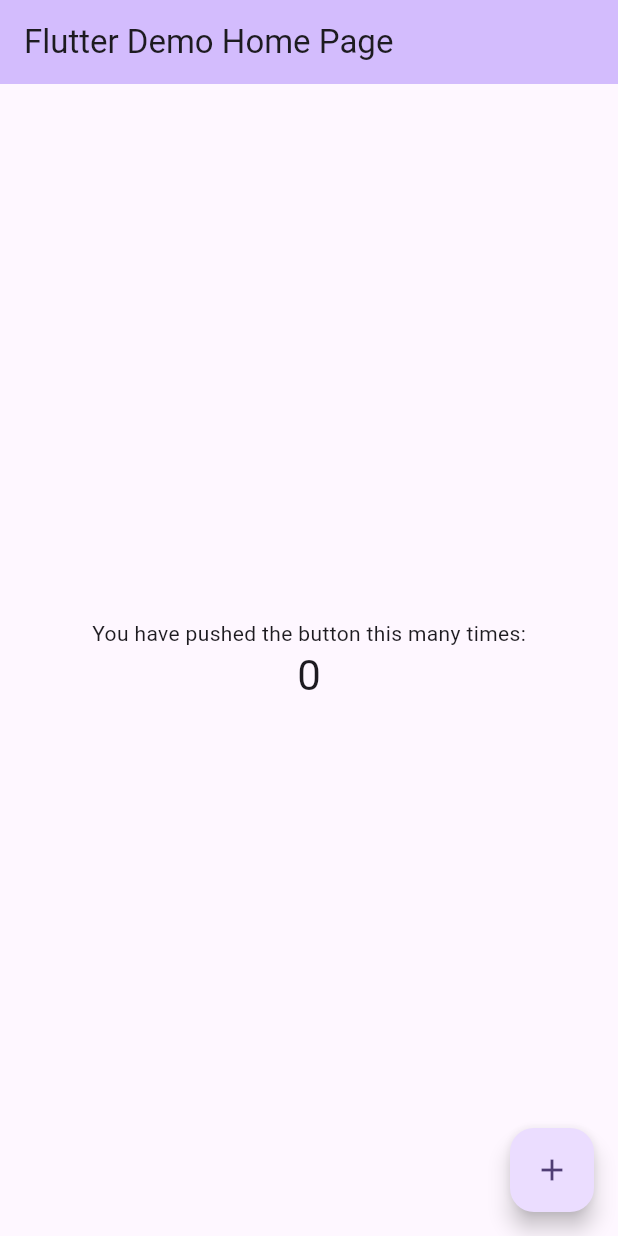
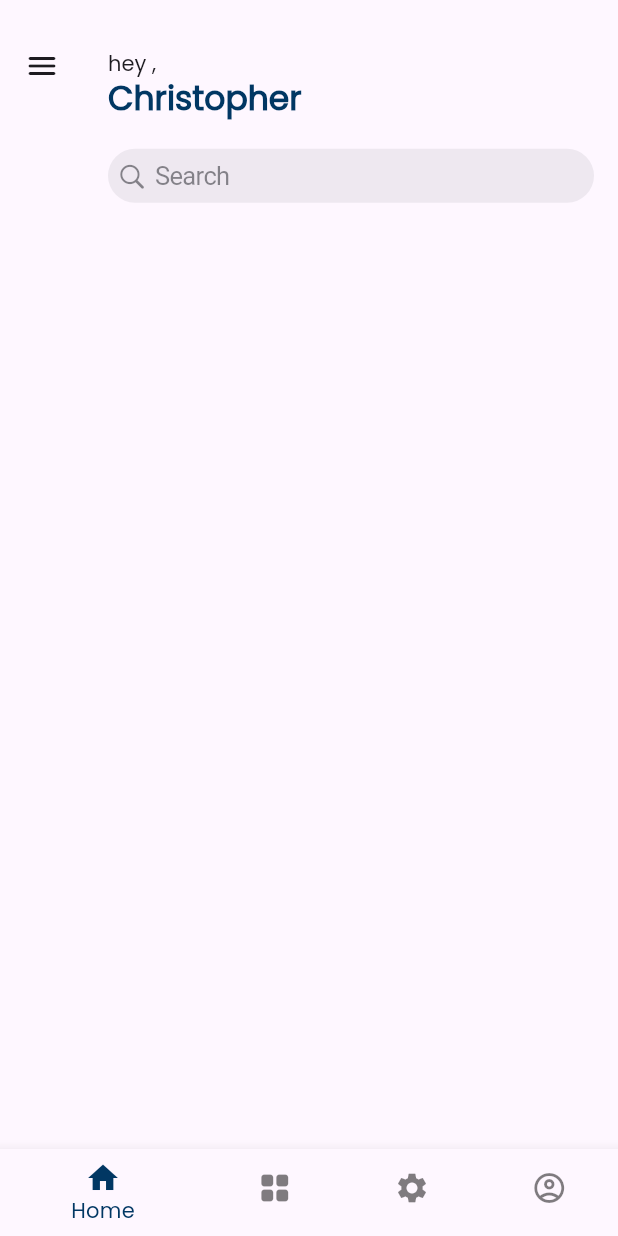
Before and after one commit to RENEEV18/My-Money, a Flutter app: the screen it shows after launch, on a phone screen of 412 x 824 dp. Run offline on Flutter 3.47's test engine with Material 3 defaults, Android fonts, the phone set to English and light mode, and no system bars.

Commit message:
Home page build started

```diff
--- /dev/null
+++ b/lib/controller/bottom_nav_controller/bottom_nav_controller.dart
@@ -0,0 +1,17 @@
+import 'package:flutter/material.dart';
+import 'package:money_manager_app/view/home/home.dart';
+
+class BottomNavController extends ChangeNotifier {
+  int currentIndex = 0;
+  void changeBottonNav(int index) {
+    currentIndex = index;
+    notifyListeners();
+  }
+
+  var screens = const [
+    HomeScreen(),
+    HomeScreen(),
+    HomeScreen(),
+    HomeScreen(),
+  ];
+}
--- /dev/null
+++ b/lib/controller/splash_controller/splash_controller.dart
@@ -0,0 +1,15 @@
+import 'dart:async';
+import 'package:flutter/material.dart';
+import 'package:money_manager_app/view/widget/bottom_navigation.dart';
+
+class SplashController extends ChangeNotifier {
+  void splashTimer(BuildContext context) {
+    Timer(const Duration(seconds: 3), () {
+      Navigator.of(context).pushReplacement(MaterialPageRoute(
+        builder: (context) {
+          return const BottomNavigationWidget();
+        },
+      ));
+    });
+  }
+}
--- a/lib/main.dart
+++ b/lib/main.dart
@@ -1,4 +1,8 @@
 import 'package:flutter/material.dart';
+import 'package:money_manager_app/controller/bottom_nav_controller/bottom_nav_controller.dart';
+import 'package:money_manager_app/controller/splash_controller/splash_controller.dart';
+import 'package:money_manager_app/view/splash_screen/splash_screen.dart';
+import 'package:provider/provider.dart';
 
 void main() {
   runApp(const MyApp());
@@ -10,116 +14,24 @@ class MyApp extends StatelessWidget {
   // This widget is the root of your application.
   @override
   Widget build(BuildContext context) {
-    return MaterialApp(
-      title: 'Flutter Demo',
-      theme: ThemeData(
-        // This is the theme of your application.
-        //
-        // TRY THIS: Try running your application with "flutter run". You'll see
-        // the application has a blue toolbar. Then, without quitting the app,
-        // try changing the seedColor in the colorScheme below to Colors.green
-        // and then invoke "hot reload" (save your changes or press the "hot
-        // reload" button in a Flutter-supported IDE, or press "r" if you used
-        // the command line to start the app).
-        //
-        // Notice that the counter didn't reset back to zero; the application
-        // state is not lost during the reload. To reset the state, use hot
-        // restart instead.
-        //
-        // This works for code too, not just values: Most code changes can be
-        // tested with just a hot reload.
-        colorScheme: ColorScheme.fromSeed(seedColor: Colors.deepPurple),
-        useMaterial3: true,
+    return MultiProvider(
+      providers: [
+        ChangeNotifierProvider(
+          create: (context) => SplashController(),
+        ),
+        ChangeNotifierProvider(
+          create: (context) => BottomNavController(),
+        ),
+      ],
+      child: MaterialApp(
+        debugShowCheckedModeBanner: false,
+        theme: ThemeData(
+          colorScheme: ColorScheme.fromSeed(seedColor: Colors.deepPurple),
+          useMaterial3: true,
+          fontFamily: "Poppins",
+        ),
+        home: const SplashScreen(),
       ),
-      home: const MyHomePage(title: 'Flutter Demo Home Page'),
     );
   }
 }
-
-class MyHomePage extends StatefulWidget {
-  const MyHomePage({super.key, required this.title});
-
-  // This widget is the home page of your application. It is stateful, meaning
-  // that it has a State object (defined below) that contains fields that affect
-  // how it looks.
-
-  // This class is the configuration for the state. It holds the values (in this
-  // case the title) provided by the parent (in this case the App widget) and
-  // used by the build method of the State. Fields in a Widget subclass are
-  // always marked "final".
-
-  final String title;
-
-  @override
-  State<MyHomePage> createState() => _MyHomePageState();
-}
-
-class _MyHomePageState extends State<MyHomePage> {
-  int _counter = 0;
-
-  void _incrementCounter() {
-    setState(() {
-      // This call to setState tells the Flutter framework that something has
-      // changed in this State, which causes it to rerun the build method below
-      // so that the display can reflect the updated values. If we changed
-      // _counter without calling setState(), then the build method would not be
-      // called again, and so nothing would appear to happen.
-      _counter++;
-    });
-  }
-
-  @override
-  Widget build(BuildContext context) {
-    // This method is rerun every time setState is called, for instance as done
-    // by the _incrementCounter method above.
-    //
-    // The Flutter framework has been optimized to make rerunning build methods
-    // fast, so that you can just rebuild anything that needs updating rather
-    // than having to individually change instances of widgets.
-    return Scaffold(
-      appBar: AppBar(
-        // TRY THIS: Try changing the color here to a specific color (to
-        // Colors.amber, perhaps?) and trigger a hot reload to see the AppBar
-        // change color while the other colors stay the same.
-        backgroundColor: Theme.of(context).colorScheme.inversePrimary,
-        // Here we take the value from the MyHomePage object that was created by
-        // the App.build method, and use it to set our appbar title.
-        title: Text(widget.title),
-      ),
-      body: Center(
-        // Center is a layout widget. It takes a single child and positions it
-        // in the middle of the parent.
-        child: Column(
-          // Column is also a layout widget. It takes a list of children and
-          // arranges them vertically. By default, it sizes itself to fit its
-          // children horizontally, and tries to be as tall as its parent.
-          //
-          // Column has various properties to control how it sizes itself and
-          // how it positions its children. Here we use mainAxisAlignment to
-          // center the children vertically; the main axis here is the vertical
-          // axis because Columns are vertical (the cross axis would be
-          // horizontal).
-          //
-          // TRY THIS: Invoke "debug painting" (choose the "Toggle Debug Paint"
-          // action in the IDE, or press "p" in the console), to see the
-          // wireframe for each widget.
-          mainAxisAlignment: MainAxisAlignment.center,
-          children: <Widget>[
-            const Text(
-              'You have pushed the button this many times:',
-            ),
-            Text(
-              '$_counter',
-              style: Theme.of(context).textTheme.headlineMedium,
-            ),
-          ],
-        ),
-      ),
-      floatingActionButton: FloatingActionButton(
-        onPressed: _incrementCounter,
-        tooltip: 'Increment',
-        child: const Icon(Icons.add),
-      ), // This trailing comma makes auto-formatting nicer for build methods.
-    );
-  }
-}
--- /dev/null
+++ b/lib/utils/colors/colors.dart
@@ -0,0 +1,10 @@
+import 'package:flutter/material.dart';
+
+class AppColors {
+  static const kWhite = Colors.white;
+  static const kBlack = Colors.black;
+  static const kPurple = Color.fromARGB(255, 194, 4, 169);
+  static const kGreen = Color.fromARGB(255, 16, 212, 22);
+  static const kYellow = Color.fromARGB(255, 255, 191, 0);
+  static const kBlue = Color.fromARGB(255, 1, 55, 99);
+}
--- /dev/null
+++ b/lib/utils/sized_box/size.dart
@@ -0,0 +1,38 @@
+import 'package:flutter/material.dart';
+
+class AppSize {
+  static const kHeight5 = SizedBox(
+    height: 5,
+  );
+  static const kHeight10 = SizedBox(
+    height: 10,
+  );
+  static const kHeight20 = SizedBox(
+    height: 20,
+  );
+  static const kHeight30 = SizedBox(
+    height: 30,
+  );
+  static const kHeight40 = SizedBox(
+    height: 40,
+  );
+
+  static const kWidth5 = SizedBox(
+    width: 5,
+  );
+  static const kWidth10 = SizedBox(
+    width: 10,
+  );
+
+  static const kWidth20 = SizedBox(
+    width: 20,
+  );
+
+  static const kWidth30 = SizedBox(
+    width: 30,
+  );
+
+  static const kWidth40 = SizedBox(
+    width: 40,
+  );
+}
--- /dev/null
+++ b/lib/view/home/home.dart
@@ -0,0 +1,49 @@
+import 'dart:developer';
+
+import 'package:flutter/cupertino.dart';
+import 'package:flutter/material.dart';
+import 'package:money_manager_app/utils/colors/colors.dart';
+import 'package:money_manager_app/utils/sized_box/size.dart';
+import 'package:money_manager_app/view/widget/text_widget.dart';
+
+class HomeScreen extends StatelessWidget {
+  const HomeScreen({super.key});
+
+  @override
+  Widget build(BuildContext context) {
+    return Scaffold(
+      appBar: AppBar(
+        // backgroundColor: AppColors.kGreen,
+        toolbarHeight: MediaQuery.of(context).size.height * 0.18,
+        leading: Padding(
+          padding: const EdgeInsets.only(bottom: 60),
+          child: IconButton(
+            onPressed: () {
+              log("menu icon onTap");
+            },
+            icon: const Icon(Icons.menu_rounded),
+          ),
+        ),
+        title: Column(
+          crossAxisAlignment: CrossAxisAlignment.start,
+          children: [
+            AppSize.kHeight20,
+            const TextWidget(
+              name: "hey ,",
+              fontSize: 14,
+            ),
+            const TextWidget(
+              name: "Christopher",
+              fontWeight: FontWeight.bold,
+              color: AppColors.kBlue,
+            ),
+            AppSize.kHeight20,
+            CupertinoSearchTextField(
+              borderRadius: BorderRadius.circular(20),
+            ),
+          ],
+        ),
+      ),
+    );
+  }
+}
--- /dev/null
+++ b/lib/view/splash_screen/splash_screen.dart
@@ -0,0 +1,45 @@
+import 'package:flutter/material.dart';
+import 'package:money_manager_app/controller/splash_controller/splash_controller.dart';
+import 'package:money_manager_app/utils/colors/colors.dart';
+import 'package:money_manager_app/utils/sized_box/size.dart';
+import 'package:money_manager_app/view/widget/text_widget.dart';
+import 'package:provider/provider.dart';
+
+class SplashScreen extends StatelessWidget {
+  const SplashScreen({super.key});
+
+  @override
+  Widget build(BuildContext context) {
+    WidgetsBinding.instance.addPostFrameCallback((timeStamp) {
+      Provider.of<SplashController>(context, listen: false)
+          .splashTimer(context);
+    });
+    return const Scaffold(
+      backgroundColor: AppColors.kBlue,
+      body: Center(
+        child: SingleChildScrollView(
+          child: Column(
+            children: [
+              AppSize.kHeight20,
+              TextWidget(
+                name: "my.Money",
+                color: AppColors.kWhite,
+                fontSize: 28,
+                fontWeight: FontWeight.bold,
+              ),
+              AppSize.kHeight20,
+              SizedBox(
+                height: 14,
+                width: 14,
+                child: CircularProgressIndicator(
+                  strokeWidth: 2,
+                  color: AppColors.kWhite,
+                ),
+              ),
+            ],
+          ),
+        ),
+      ),
+    );
+  }
+}
--- /dev/null
+++ b/lib/view/widget/bottom_navigation.dart
@@ -0,0 +1,36 @@
+import 'package:flutter/material.dart';
+import 'package:money_manager_app/controller/bottom_nav_controller/bottom_nav_controller.dart';
+import 'package:money_manager_app/utils/colors/colors.dart';
+import 'package:provider/provider.dart';
+
+class BottomNavigationWidget extends StatelessWidget {
+  const BottomNavigationWidget({super.key});
+
+  @override
+  Widget build(BuildContext context) {
+    return Consumer<BottomNavController>(
+      builder: (context, value, child) {
+        return Scaffold(
+          bottomNavigationBar: BottomNavigationBar(
+            items: const [
+              BottomNavigationBarItem(icon: Icon(Icons.home), label: "Home"),
+              BottomNavigationBarItem(
+                  icon: Icon(Icons.grid_view_rounded), label: "Schedule"),
+              BottomNavigationBarItem(
+                  icon: Icon(Icons.settings), label: "Settings"),
+              BottomNavigationBarItem(
+                  icon: Icon(Icons.account_circle_outlined), label: "Profile"),
+            ],
+            currentIndex: value.currentIndex,
+            onTap: (data) {
+              value.changeBottonNav(data);
+            },
+            selectedItemColor: AppColors.kBlue,
+            unselectedItemColor: AppColors.kBlack.withOpacity(0.5),
+          ),
+          body: value.screens[value.currentIndex],
+        );
+      },
+    );
+  }
+}
--- /dev/null
+++ b/lib/view/widget/text_widget.dart
@@ -0,0 +1,38 @@
+import 'package:flutter/material.dart';
+
+class TextWidget extends StatelessWidget {
+  const TextWidget({
+    super.key,
+    required this.name,
+    this.color,
+    this.fontSize,
+    this.fontWeight,
+    this.overflow,
+    this.fontFamily,
+    this.letterSpacing,
+    this.textAlign,
+  });
+  final String name;
+  final Color? color;
+  final double? fontSize;
+  final FontWeight? fontWeight;
+  final TextOverflow? overflow;
+  final TextAlign? textAlign;
+  final String? fontFamily;
+  final double? letterSpacing;
+  @override
+  Widget build(BuildContext context) {
+    return Text(
+      name,
+      textAlign: textAlign,
+      style: TextStyle(
+        color: color,
+        fontSize: fontSize,
+        fontFamily: fontFamily,
+        fontWeight: fontWeight,
+        overflow: overflow,
+        letterSpacing: letterSpacing,
+      ),
+    );
+  }
+}
```
Also changed, not shown: pubspec.yaml (+7 -6 lines), assets/fonts/Poppins-Regular.ttf (added), pubspec.lock.
